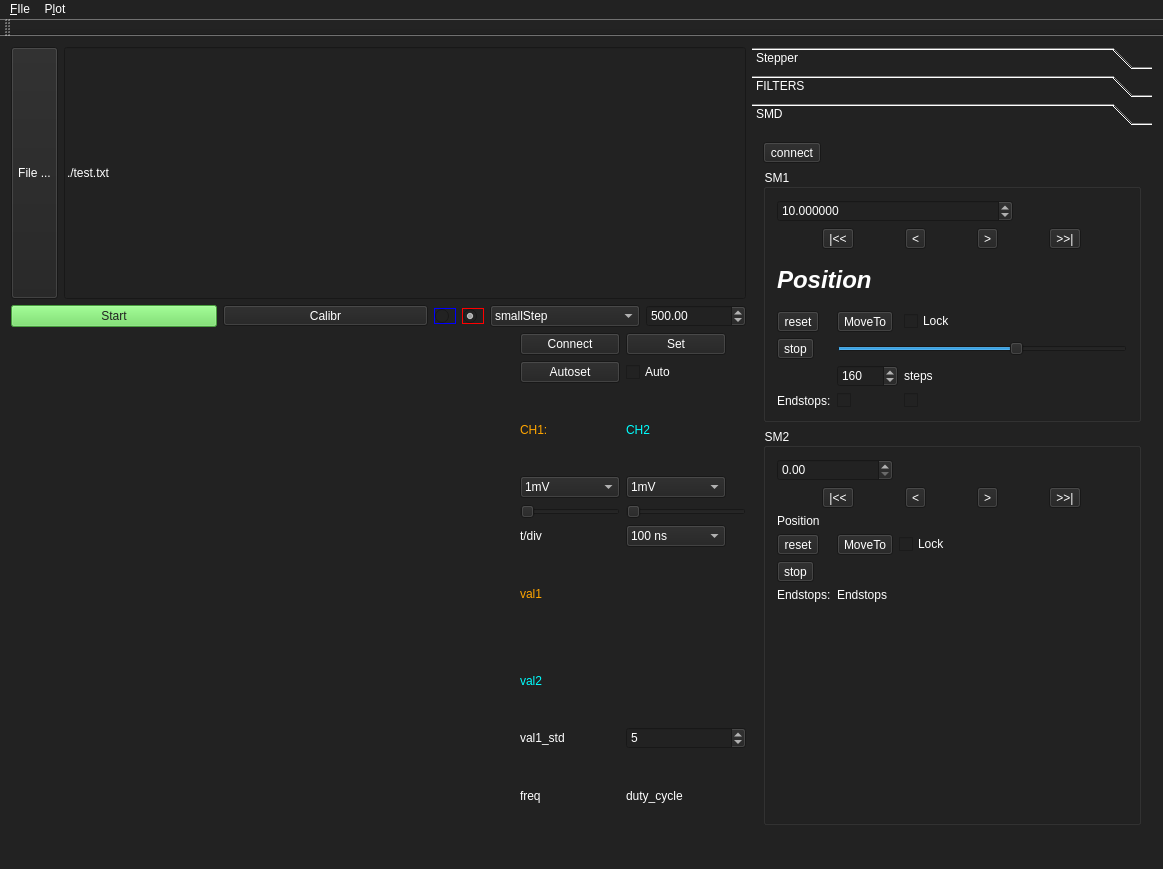
The window that mainwindow.ui (xkronosua/PICO_HG) describes before a commit, drawn with Qt 5.
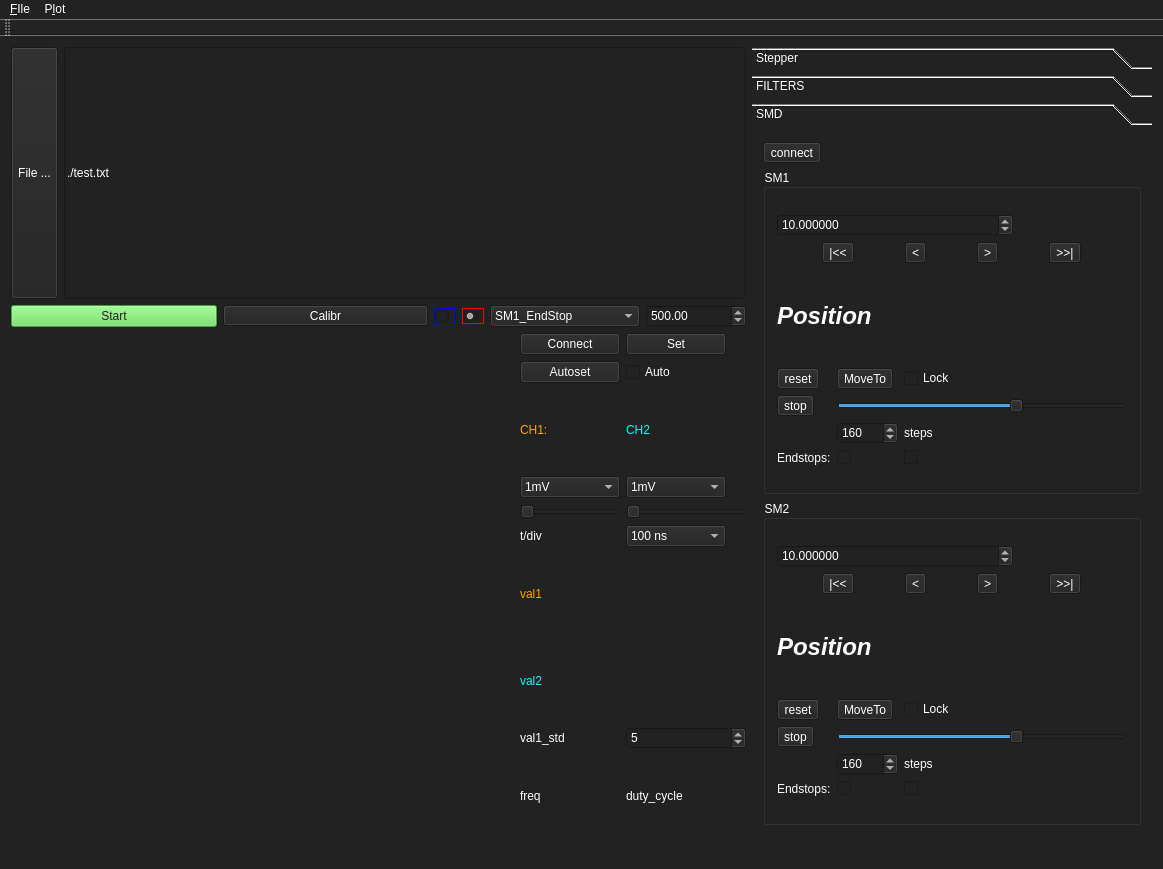
The same window after the commit. Icons and pictures are not drawn.

Diff of the .ui file:
```diff
--- a/mainwindow.ui
+++ b/mainwindow.ui
@@ -58,8 +58,8 @@
         <rect>
          <x>0</x>
          <y>0</y>
-         <width>383</width>
-         <height>685</height>
+         <width>391</width>
+         <height>624</height>
         </rect>
        </property>
        <property name="sizePolicy">
@@ -271,8 +271,8 @@
         <rect>
          <x>0</x>
          <y>0</y>
-         <width>383</width>
-         <height>685</height>
+         <width>321</width>
+         <height>644</height>
         </rect>
        </property>
        <attribute name="label">
@@ -658,9 +658,9 @@
        <property name="geometry">
         <rect>
          <x>0</x>
-         <y>0</y>
-         <width>383</width>
-         <height>685</height>
+         <y>-216</y>
+         <width>316</width>
+         <height>840</height>
         </rect>
        </property>
        <attribute name="label">
@@ -873,18 +873,25 @@
           <property name="title">
            <string>SM2</string>
           </property>
-          <layout class="QGridLayout" name="gridLayout_9">
+          <layout class="QGridLayout" name="gridLayout_11">
            <item row="0" column="0">
             <layout class="QGridLayout" name="gridLayout_5">
+             <item row="7" column="2">
+              <widget class="QCheckBox" name="SM2_rightEndstop">
+               <property name="text">
+                <string/>
+               </property>
+              </widget>
+             </item>
              <item row="4" column="2">
-              <widget class="QCheckBox" name="checkBox_2">
+              <widget class="QCheckBox" name="SM2_lock">
                <property name="text">
                 <string>Lock</string>
                </property>
               </widget>
              </item>
-             <item row="6" column="0">
-              <widget class="QLabel" name="label_5">
+             <item row="7" column="0">
+              <widget class="QLabel" name="label_4">
                <property name="text">
                 <string>Endstops:</string>
                </property>
@@ -893,28 +900,28 @@
              <item row="1" column="0" colspan="4">
               <layout class="QGridLayout" name="gridLayout_6">
                <item row="1" column="3">
-                <widget class="QToolButton" name="toolButton_5">
+                <widget class="QToolButton" name="SM2_stepRight">
                  <property name="text">
                   <string>&gt;</string>
                  </property>
                 </widget>
                </item>
                <item row="1" column="4">
-                <widget class="QToolButton" name="toolButton_8">
+                <widget class="QToolButton" name="SM2_right2end">
                  <property name="text">
                   <string>&gt;&gt;|</string>
                  </property>
                 </widget>
                </item>
                <item row="1" column="1">
-                <widget class="QToolButton" name="toolButton_9">
+                <widget class="QToolButton" name="SM2_stepLeft">
                  <property name="text">
                   <string>&lt;</string>
                  </property>
                 </widget>
                </item>
                <item row="1" column="0">
-                <widget class="QToolButton" name="toolButton_10">
+                <widget class="QToolButton" name="SM2_left2end">
                  <property name="text">
                   <string>|&lt;&lt;</string>
                  </property>
@@ -923,62 +930,130 @@
               </layout>
              </item>
              <item row="4" column="1">
-              <widget class="QToolButton" name="toolButton_13">
+              <widget class="QToolButton" name="SM2_absMove">
                <property name="text">
                 <string>MoveTo</string>
                </property>
               </widget>
              </item>
-             <item row="7" column="1">
-              <spacer name="verticalSpacer_3">
-               <property name="orientation">
-                <enum>Qt::Vertical</enum>
-               </property>
-               <property name="sizeHint" stdset="0">
-                <size>
-                 <width>20</width>
-                 <height>40</height>
-                </size>
-               </property>
-              </spacer>
-             </item>
-             <item row="0" column="0" colspan="2">
-              <widget class="QDoubleSpinBox" name="doubleSpinBox_2"/>
-             </item>
              <item row="3" column="0" colspan="4">
-              <widget class="QLabel" name="label_6">
-               <property name="maximumSize">
+              <widget class="QLabel" name="SM2_position">
+               <property name="minimumSize">
                 <size>
-                 <width>16777215</width>
+                 <width>0</width>
                  <height>50</height>
                 </size>
                </property>
+               <property name="maximumSize">
+                <size>
+                 <width>16777215</width>
+                 <height>100</height>
+                </size>
+               </property>
+               <property name="font">
+                <font>
+                 <pointsize>18</pointsize>
+                 <weight>75</weight>
+                 <italic>true</italic>
+                 <bold>true</bold>
+                </font>
+               </property>
                <property name="text">
                 <string>Position</string>
                </property>
               </widget>
              </item>
-             <item row="6" column="1" colspan="2">
-              <widget class="QLabel" name="label_8">
-               <property name="text">
-                <string>Endstops</string>
-               </property>
-              </widget>
-             </item>
              <item row="5" column="0">
-              <widget class="QToolButton" name="toolButton_14">
+              <widget class="QToolButton" name="SM2_stop">
                <property name="text">
                 <string>stop</string>
                </property>
               </widget>
              </item>
              <item row="4" column="0">
-              <widget class="QToolButton" name="toolButton_15">
+              <widget class="QToolButton" name="SM2_reset">
                <property name="text">
                 <string>reset</string>
                </property>
               </widget>
              </item>
+             <item row="0" column="0" colspan="3">
+              <widget class="QDoubleSpinBox" name="SM2_step">
+               <property name="decimals">
+                <number>6</number>
+               </property>
+               <property name="minimum">
+                <double>0.000001000000000</double>
+               </property>
+               <property name="maximum">
+                <double>99999999999.000000000000000</double>
+               </property>
+               <property name="value">
+                <double>10.000000000000000</double>
+               </property>
+              </widget>
+             </item>
+             <item row="7" column="1">
+              <widget class="QCheckBox" name="SM2_leftEndstop">
+               <property name="text">
+                <string/>
+               </property>
+               <property name="checkable">
+                <bool>true</bool>
+               </property>
+               <property name="checked">
+                <bool>false</bool>
+               </property>
+               <property name="autoRepeat">
+                <bool>false</bool>
+               </property>
+              </widget>
+             </item>
+             <item row="5" column="1" colspan="3">
+              <widget class="QSlider" name="SM2_speed">
+               <property name="minimum">
+                <number>1</number>
+               </property>
+               <property name="maximum">
+                <number>255</number>
+               </property>
+               <property name="pageStep">
+                <number>20</number>
+               </property>
+               <property name="value">
+                <number>160</number>
+               </property>
+               <property name="orientation">
+                <enum>Qt::Horizontal</enum>
+               </property>
+              </widget>
+             </item>
+             <item row="6" column="1">
+              <widget class="QSpinBox" name="SM2_speed_val">
+               <property name="maximumSize">
+                <size>
+                 <width>100</width>
+                 <height>16777215</height>
+                </size>
+               </property>
+               <property name="minimum">
+                <number>1</number>
+               </property>
+               <property name="maximum">
+                <number>90000</number>
+               </property>
+               <property name="value">
+                <number>160</number>
+               </property>
+              </widget>
+             </item>
+             <item row="6" column="2" colspan="2">
+              <widget class="QLabel" name="SM2_stepsCounter">
+               <property name="text">
+                <string>steps</string>
+               </property>
+              </widget>
+             </item>
             </layout>
            </item>
           </layout>
@@ -1595,19 +1670,29 @@
            <string notr="true"/>
           </property>
           <property name="currentIndex">
-           <number>1</number>
+           <number>0</number>
           </property>
           <property name="frame">
            <bool>true</bool>
           </property>
           <item>
            <property name="text">
-            <string>EndStop</string>
+            <string>SM1_EndStop</string>
            </property>
           </item>
           <item>
            <property name="text">
-            <string>smallStep</string>
+            <string>SM1_step</string>
+           </property>
+          </item>
+          <item>
+           <property name="text">
+            <string>SM2_EndStop</string>
+           </property>
+          </item>
+          <item>
+           <property name="text">
+            <string>SM2_step</string>
            </property>
           </item>
          </widget>
@@ -1696,7 +1781,7 @@
      <x>0</x>
      <y>0</y>
      <width>1163</width>
-     <height>26</height>
+     <height>40</height>
     </rect>
    </property>
    <widget class="QMenu" name="menuFIle">
```
